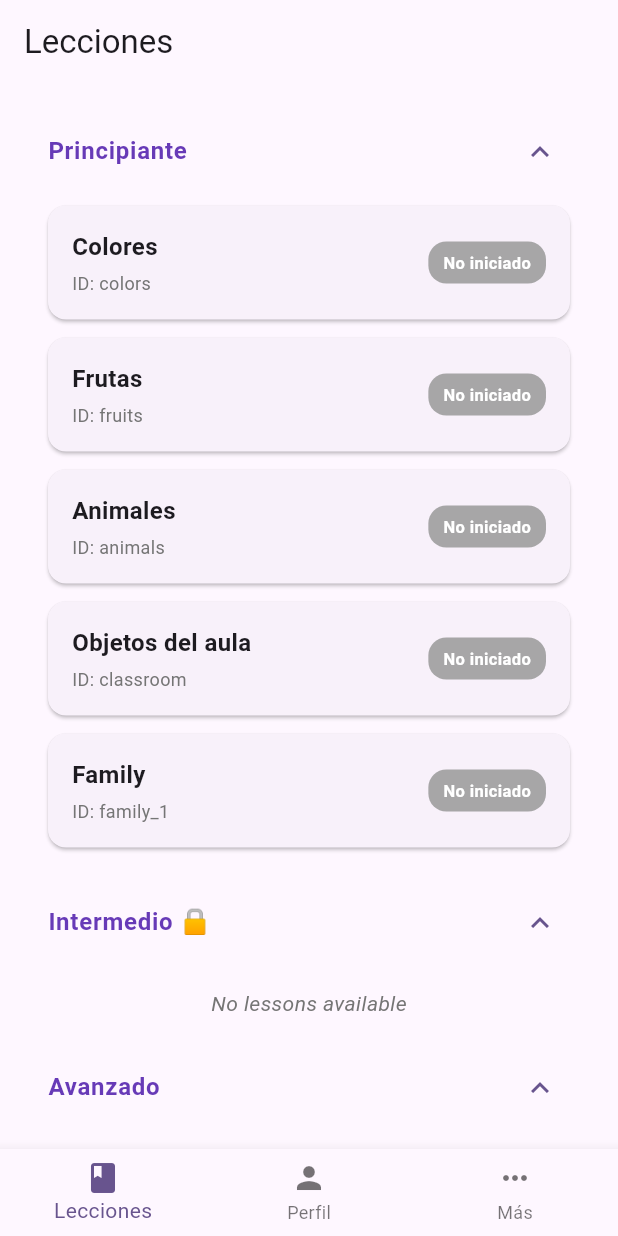
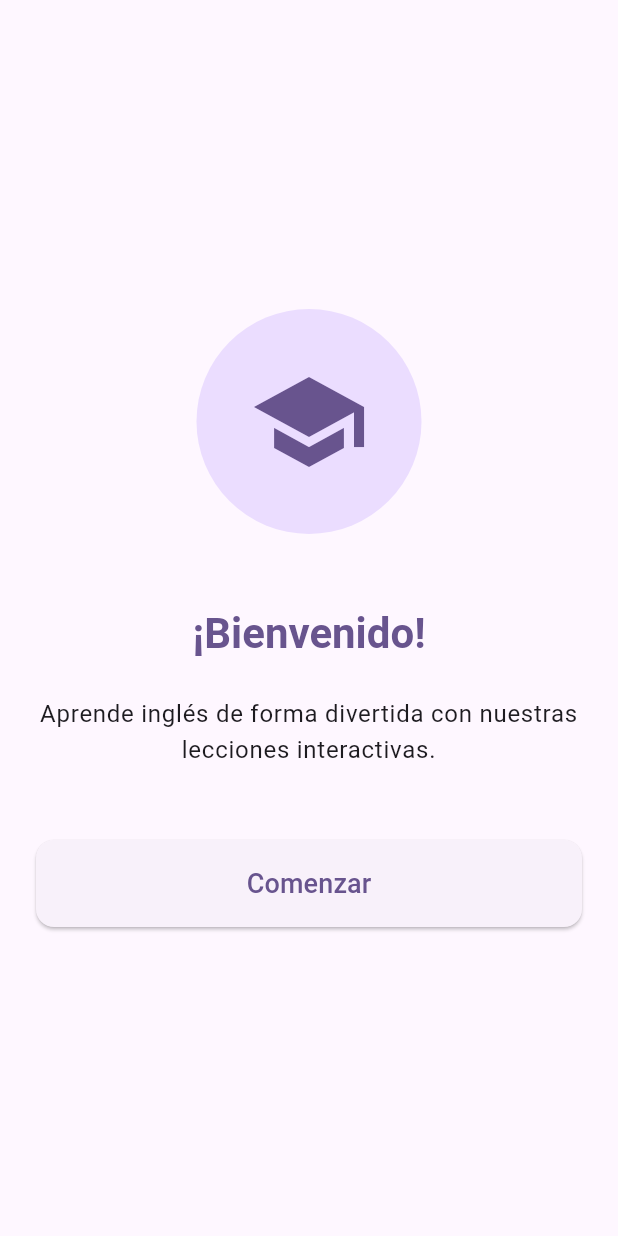
Before and after one commit to anvacode/english-ai-learning-app, a Flutter app: the screen it shows after launch, on a phone screen of 412 x 824 dp. Run offline on Flutter 3.47's test engine with Material 3 defaults, Android fonts, the phone set to English and light mode, and no system bars; our stand-ins replace shared_preferences; statements that could not run were skipped.

Commit message:
Add splahscreen and onboarding screen

```diff
--- /dev/null
+++ b/lib/logic/first_time_service.dart
@@ -0,0 +1,36 @@
+import 'package:shared_preferences/shared_preferences.dart';
+
+/// Servicio para manejar la verificación de primera vez del usuario.
+///
+/// Utiliza SharedPreferences para persistir si el usuario ya ha usado
+/// la aplicación anteriormente.
+class FirstTimeService {
+  static const String _isFirstTimeKey = 'is_first_time';
+
+  /// Verifica si es la primera vez que el usuario usa la aplicación.
+  ///
+  /// Retorna `true` si es la primera vez, `false` si ya ha usado la app.
+  static Future<bool> isFirstTime() async {
+    final prefs = await SharedPreferences.getInstance();
+    // Si la clave no existe, es la primera vez (retorna true)
+    return prefs.getBool(_isFirstTimeKey) ?? true;
+  }
+
+  /// Marca que el usuario ya no es nuevo (ha completado el onboarding).
+  ///
+  /// Debe llamarse después de que el usuario complete el onboarding
+  /// para que en futuras ejecuciones vaya directamente a HomeScreen.
+  static Future<void> setFirstTimeCompleted() async {
+    final prefs = await SharedPreferences.getInstance();
+    await prefs.setBool(_isFirstTimeKey, false);
+  }
+
+  /// Resetea el estado de primera vez (útil para testing).
+  ///
+  /// Esto hará que la próxima vez que se abra la app, se muestre
+  /// el onboarding nuevamente.
+  static Future<void> resetFirstTime() async {
+    final prefs = await SharedPreferences.getInstance();
+    await prefs.remove(_isFirstTimeKey);
+  }
+}
--- a/lib/main.dart
+++ b/lib/main.dart
@@ -1,9 +1,7 @@
 import 'package:flutter/material.dart';
 import 'package:provider/provider.dart';
-import 'logic/student_service.dart';
 import 'logic/lesson_controller.dart';
-import 'models/student.dart';
-import 'screens/home_screen.dart';
+import 'screens/splash_screen.dart';
 
 void main() {
   runApp(const MyApp());
@@ -21,55 +19,8 @@ class MyApp extends StatelessWidget {
         theme: ThemeData(
           colorScheme: ColorScheme.fromSeed(seedColor: Colors.deepPurple),
         ),
-        home: const StudentInitializer(),
+        home: const SplashScreen(),
       ),
     );
   }
 }
-
-/// Widget que inicializa el estudiante de forma asíncrona
-class StudentInitializer extends StatefulWidget {
-  const StudentInitializer({super.key});
-
-  @override
-  State<StudentInitializer> createState() => _StudentInitializerState();
-}
-
-class _StudentInitializerState extends State<StudentInitializer> {
-  late Future<Student> _studentFuture;
-
-  @override
-  void initState() {
-    super.initState();
-    _studentFuture = StudentService.initializeStudent();
-  }
-
-  @override
-  Widget build(BuildContext context) {
-    return FutureBuilder<Student>(
-      future: _studentFuture,
-      builder: (context, snapshot) {
-        if (snapshot.connectionState == ConnectionState.waiting) {
-          return Scaffold(
-            appBar: AppBar(title: const Text('Inicializando...')),
-            body: const Center(
-              child: CircularProgressIndicator(),
-            ),
-          );
-        }
-
-        if (snapshot.hasError) {
-          return Scaffold(
-            appBar: AppBar(title: const Text('Error')),
-            body: Center(
-              child: Text('Error: ${snapshot.error}'),
-            ),
-          );
-        }
-
-        // Navegar a la pantalla principal con navegación
-        return const HomeScreen();
-      },
-    );
-  }
-}
--- /dev/null
+++ b/lib/screens/onboarding_screen.dart
@@ -0,0 +1,93 @@
+import 'package:flutter/material.dart';
+import '../logic/first_time_service.dart';
+import 'home_screen.dart';
+
+/// Pantalla de onboarding que se muestra a usuarios nuevos.
+///
+/// Presenta información básica sobre la aplicación y permite
+/// al usuario comenzar su experiencia de aprendizaje.
+class OnboardingScreen extends StatelessWidget {
+  const OnboardingScreen({super.key});
+
+  Future<void> _completeOnboarding(BuildContext context) async {
+    // Marcar que el usuario ya no es nuevo
+    await FirstTimeService.setFirstTimeCompleted();
+
+    // Navegar a HomeScreen
+    if (context.mounted) {
+      Navigator.of(context).pushReplacement(
+        MaterialPageRoute(
+          builder: (context) => const HomeScreen(),
+        ),
+      );
+    }
+  }
+
+  @override
+  Widget build(BuildContext context) {
+    return Scaffold(
+      body: SafeArea(
+        child: Padding(
+          padding: const EdgeInsets.all(24.0),
+          child: Column(
+            mainAxisAlignment: MainAxisAlignment.center,
+            children: [
+              // Logo o icono principal
+              Container(
+                width: 150,
+                height: 150,
+                decoration: BoxDecoration(
+                  color: Theme.of(context).colorScheme.primaryContainer,
+                  shape: BoxShape.circle,
+                ),
+                child: Icon(
+                  Icons.school,
+                  size: 80,
+                  color: Theme.of(context).colorScheme.primary,
+                ),
+              ),
+              const SizedBox(height: 48),
+
+              // Título de bienvenida
+              Text(
+                '¡Bienvenido!',
+                style: Theme.of(context).textTheme.headlineMedium?.copyWith(
+                      fontWeight: FontWeight.bold,
+                      color: Theme.of(context).colorScheme.primary,
+                    ),
+                textAlign: TextAlign.center,
+              ),
+              const SizedBox(height: 24),
+
+              // Descripción
+              Text(
+                'Aprende inglés de forma divertida con nuestras lecciones interactivas.',
+                style: Theme.of(context).textTheme.bodyLarge,
+                textAlign: TextAlign.center,
+              ),
+              const SizedBox(height: 48),
+
+              // Botón para comenzar
+              SizedBox(
+                width: double.infinity,
+                child: ElevatedButton(
+                  onPressed: () => _completeOnboarding(context),
+                  style: ElevatedButton.styleFrom(
+                    padding: const EdgeInsets.symmetric(vertical: 16),
+                    shape: RoundedRectangleBorder(
+                      borderRadius: BorderRadius.circular(12),
+                    ),
+                  ),
+                  child: const Text(
+                    'Comenzar',
+                    style: TextStyle(fontSize: 18),
+                  ),
+                ),
+              ),
+            ],
+          ),
+        ),
+      ),
+    );
+  }
+}
```
Also changed, not shown: lib/screens/splash_screen.dart (added, +110 -0 lines).
